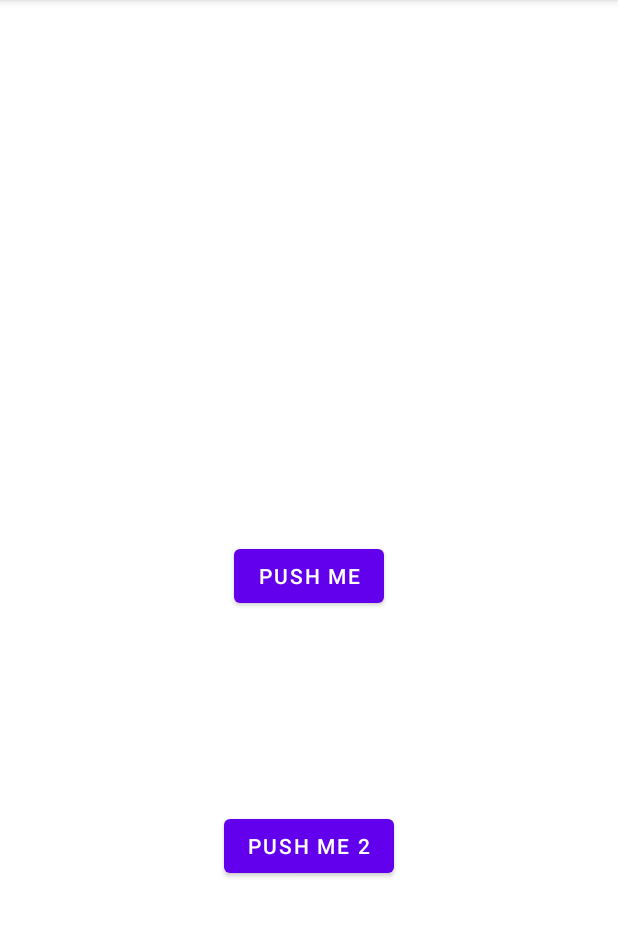
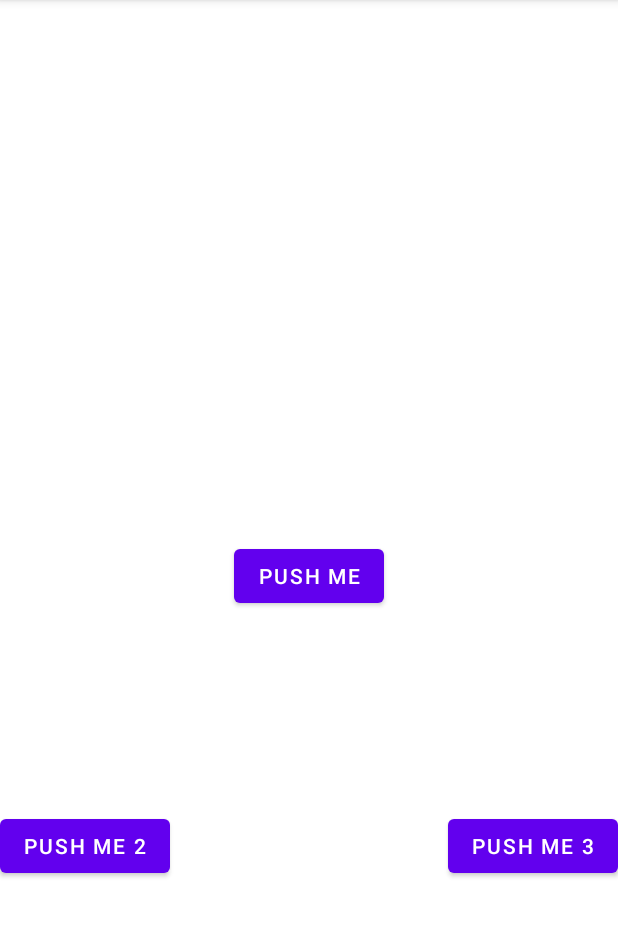
Before and after one commit to coder-chekunkov/polish-language, an Android app: the screen it shows after launch (MainActivity), on a phone screen of 412 x 824 dp, the part 84-1021 px from its top. Run offline under Robolectric (Android 15) with nearby library versions, the phone set to English and light mode, and no system bars.

Commit message:
test commit 2

```diff
--- a/app/src/main/java/com/example/polish_language/MainActivity.kt
+++ b/app/src/main/java/com/example/polish_language/MainActivity.kt
@@ -14,17 +14,20 @@ class MainActivity : AppCompatActivity() {
         val testTextView = findViewById<TextView>(R.id.testTextView)
         val testButton = findViewById<Button>(R.id.testButton)
         val testButton2 = findViewById<Button>(R.id.testButton2)
+        val testButton3 = findViewById<Button>(R.id.testButton3)
 
         val listener = View.OnClickListener { view ->
             testTextView.text = when (view.id) {
                 R.id.testButton -> "Pushed Test Button 1"
                 R.id.testButton2 -> "Pushed Test Button 2"
+                R.id.testButton3 -> "Pushed Test Button 3"
                 else -> "Error"
             }
         }
 
         testButton.setOnClickListener(listener)
         testButton2.setOnClickListener(listener)
+        testButton3.setOnClickListener(listener)
 
     }
 }
--- a/app/src/main/res/layout/activity_main.xml
+++ b/app/src/main/res/layout/activity_main.xml
@@ -32,9 +32,18 @@
         android:layout_height="wrap_content"
         android:text="Push Me 2"
         app:layout_constraintBottom_toBottomOf="parent"
-        app:layout_constraintEnd_toEndOf="parent"
         app:layout_constraintStart_toStartOf="parent"
         app:layout_constraintTop_toTopOf="@id/testButton"
         tools:ignore="HardcodedText" />
 
+    <Button
+        android:id="@+id/testButton3"
+        android:layout_width="wrap_content"
+        android:layout_height="wrap_content"
+        android:text="Push Me 3"
+        app:layout_constraintBottom_toBottomOf="parent"
+        app:layout_constraintEnd_toEndOf="parent"
+        app:layout_constraintTop_toTopOf="@id/testButton"
+        tools:ignore="HardcodedText" />
+
 </androidx.constraintlayout.widget.ConstraintLayout>
```
